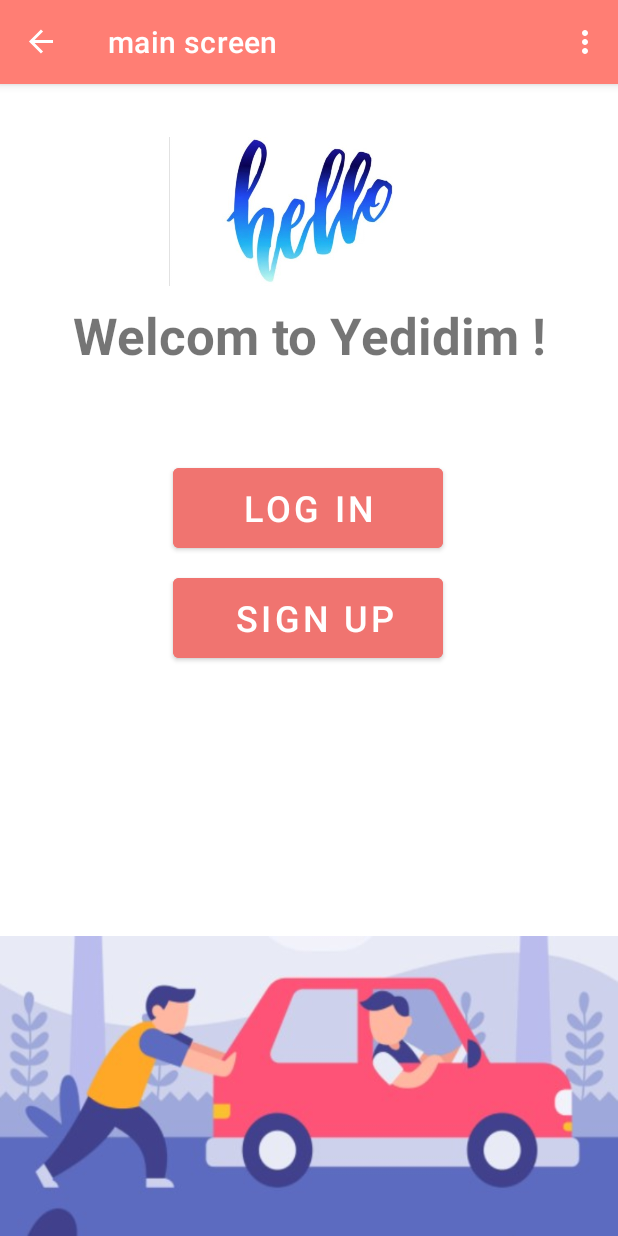
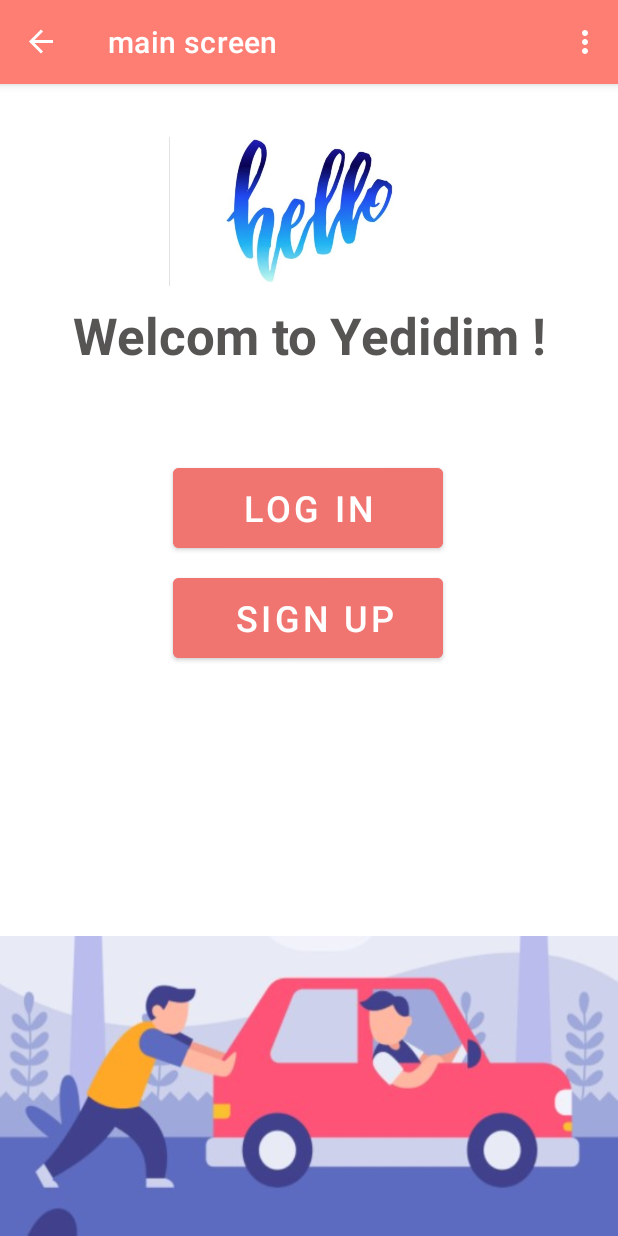
Before and after one commit to yardenho/Yedidim, an Android app: the screen it shows after launch (MainActivity), on a phone screen of 412 x 824 dp. Run offline under Robolectric (Android 15) with nearby library versions, the phone set to English and light mode, and no system bars; our stand-ins replace Firebase (no records; nobody signed in at launch, a user with empty details on screens opened directly), Room's generated code, navigation-ui.

Commit message:
visual changes main screen

```diff
--- a/app/src/main/res/layout/fragment_main_screen.xml
+++ b/app/src/main/res/layout/fragment_main_screen.xml
@@ -39,6 +39,7 @@
         android:layout_height="wrap_content"
         android:layout_marginTop="10dp"
         android:text="Welcom to Yedidim !"
+        android:textColor="#575454"
         android:textSize="34sp"
         android:textStyle="bold"
         app:layout_constraintEnd_toEndOf="parent"
```
